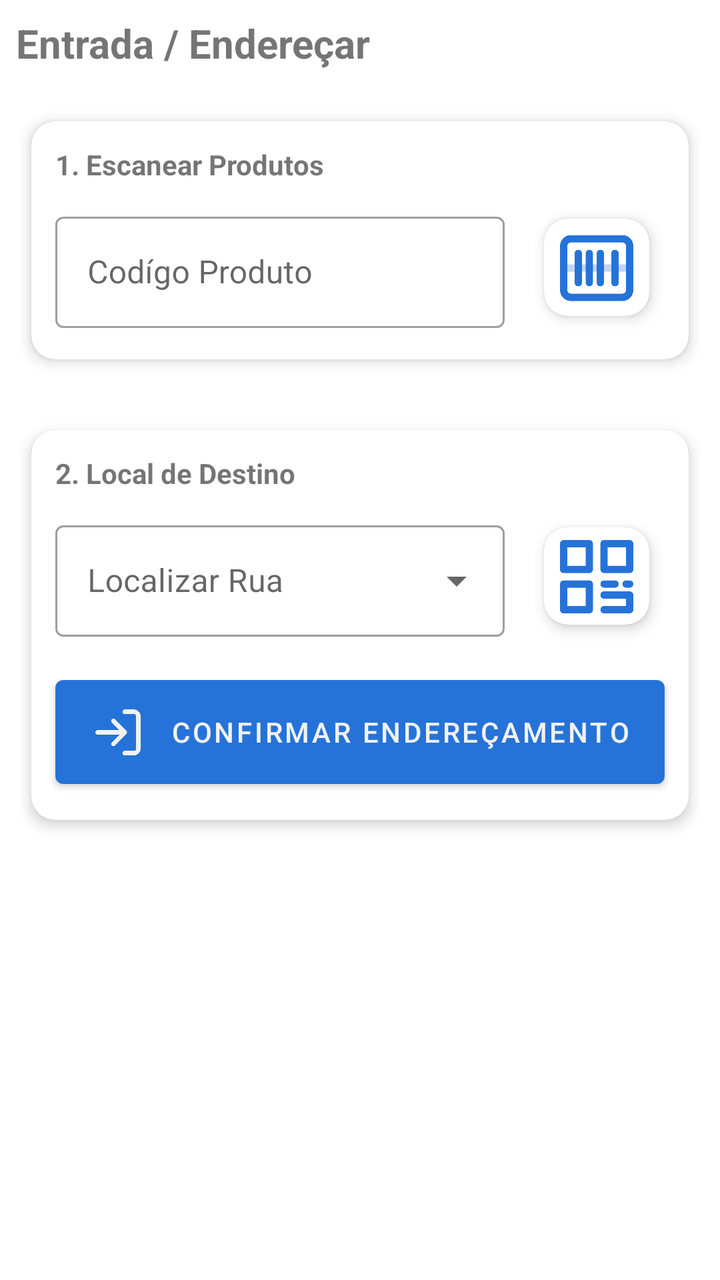
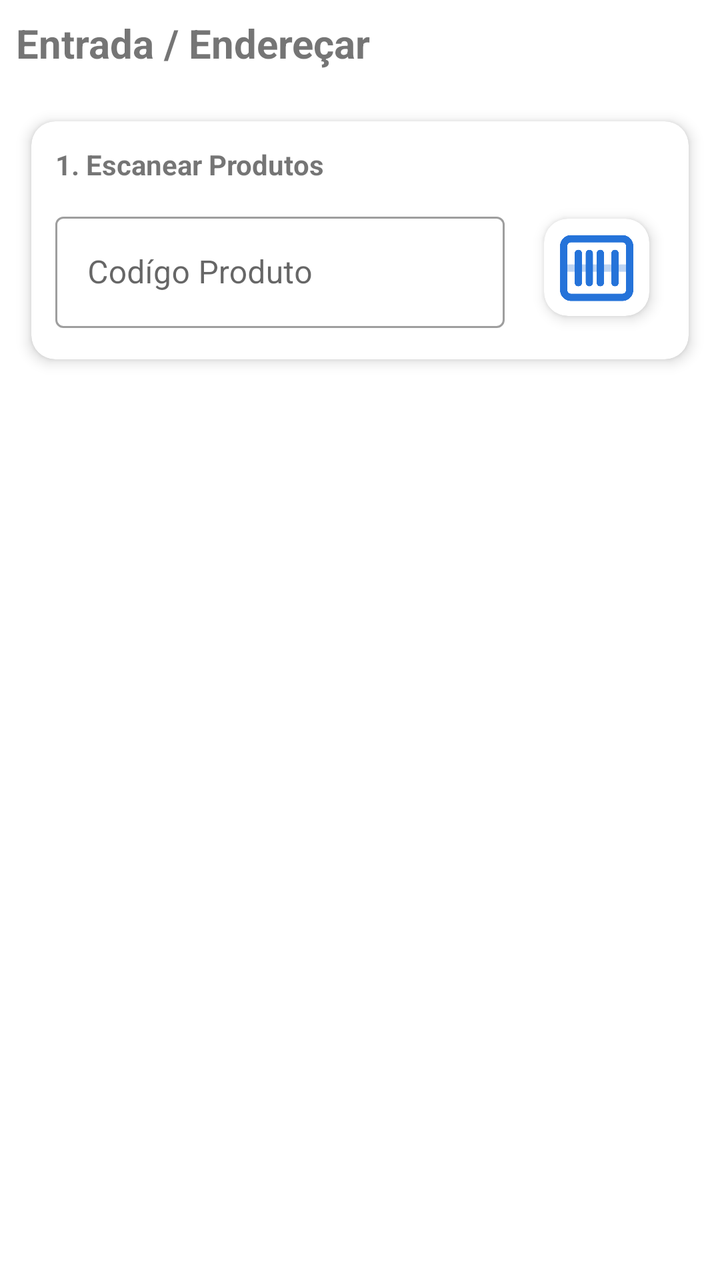

An Android layout rendered at two revisions. The XML below is the earlier revision; the diff shows what the commit changed to produce the second picture.
<!-- AndroidManifest.xml: application theme Theme.ColetorPlus -->
<!-- res/layout/fragment_entrada.xml -->
<?xml version="1.0" encoding="utf-8"?>
<androidx.core.widget.NestedScrollView xmlns:android="http://schemas.android.com/apk/res/android"
    xmlns:app="http://schemas.android.com/apk/res-auto"
    android:layout_width="match_parent"
    android:layout_height="match_parent"
    android:fillViewport="true"
    android:clipChildren="false"
    android:clipToPadding="false">

    <LinearLayout
        android:layout_width="match_parent"
        android:layout_height="wrap_content"
        android:orientation="vertical"
        android:clipChildren="false"
        android:clipToPadding="false"
        android:padding="8dp">

        <TextView
            android:layout_width="wrap_content"
            android:layout_height="wrap_content"
            android:text="Entrada / Endereçar"
            android:textSize="20sp"
            android:textStyle="bold"
            android:layout_marginBottom="16dp" />

        
        <com.google.android.material.card.MaterialCardView
            android:layout_width="match_parent"
            android:layout_height="wrap_content"
            android:layout_marginBottom="8dp"
            app:cardCornerRadius="12dp"
            app:cardElevation="4dp"
            app:cardUseCompatPadding="true">

            <LinearLayout
                android:layout_width="match_parent"
                android:layout_height="wrap_content"
                android:orientation="vertical"
                android:padding="12dp"
                android:clipChildren="false"
                android:clipToPadding="false">

                <TextView
                    android:layout_width="wrap_content"
                    android:layout_height="wrap_content"
                    android:text="1. Escanear Produtos"
                    android:textStyle="bold"
                    android:layout_marginBottom="8dp" />

                <LinearLayout
                    android:layout_width="match_parent"
                    android:layout_height="wrap_content"
                    android:orientation="horizontal"
                    android:gravity="center_vertical"
                    android:clipChildren="false"
                    android:clipToPadding="false">

                    <com.google.android.material.textfield.TextInputLayout
                        android:id="@+id/tilCodigoProdutoEntrada"
                        style="@style/Widget.MaterialComponents.TextInputLayout.OutlinedBox"
                        android:layout_width="0dp"
                        android:layout_height="wrap_content"
                        android:layout_weight="1"
                        android:hint="Codígo Produto">

                        <com.google.android.material.textfield.TextInputEditText
                            android:id="@+id/etCodigoProdutoEntrada"
                            android:layout_width="match_parent"
                            android:layout_height="wrap_content"
                            android:imeOptions="actionDone"
                            android:inputType="text" />
                    </com.google.android.material.textfield.TextInputLayout>

                    <com.google.android.material.card.MaterialCardView
                        android:id="@+id/cardScannerProdutoEntrada"
                        android:layout_width="68dp"
                        android:layout_height="68dp"
                        android:layout_marginStart="12dp"
                        app:cardCornerRadius="12dp"
                        app:cardElevation="4dp"
                        app:cardUseCompatPadding="true">

                        <ImageButton
                            android:id="@+id/btnScannerProdutoEntrada"
                            android:layout_width="match_parent"
                            android:layout_height="match_parent"
                            android:padding="2dp"
                            android:scaleType="fitCenter"
                            android:src="@drawable/leitor"
                            app:tint="?attr/colorPrimary"
                            android:background="?attr/selectableItemBackground"
                            android:contentDescription="Escanear Produto" />
                    </com.google.android.material.card.MaterialCardView>
                </LinearLayout>
            </LinearLayout>
        </com.google.android.material.card.MaterialCardView>

        
        <androidx.recyclerview.widget.RecyclerView
            android:id="@+id/rvEntradaProdutos"
            android:layout_width="match_parent"
            android:layout_height="wrap_content"
            android:nestedScrollingEnabled="false"
            android:layout_marginBottom="8dp" />

        
        <com.google.android.material.card.MaterialCardView
            android:id="@+id/cardEnderecoEntrada"
            android:layout_width="match_parent"
            android:layout_height="wrap_content"
            app:cardCornerRadius="12dp"
            app:cardElevation="4dp"
            app:cardUseCompatPadding="true">

            <LinearLayout
                android:layout_width="match_parent"
                android:layout_height="wrap_content"
                android:orientation="vertical"
                android:padding="12dp"
                android:clipChildren="false"
                android:clipToPadding="false">

                <TextView
                    android:layout_width="wrap_content"
                    android:layout_height="wrap_content"
                    android:text="2. Local de Destino"
                    android:textStyle="bold"
                    android:layout_marginBottom="8dp" />

                <LinearLayout
                    android:layout_width="match_parent"
                    android:layout_height="wrap_content"
                    android:orientation="horizontal"
                    android:gravity="center_vertical"
                    android:clipChildren="false"
                    android:clipToPadding="false"
                    android:layout_marginBottom="12dp">

                    <com.google.android.material.textfield.TextInputLayout
                    android:id="@+id/tilCodigoRua"
                    style="@style/Widget.MaterialComponents.TextInputLayout.OutlinedBox.ExposedDropdownMenu"
                    android:layout_width="0dp"
                    android:layout_height="wrap_content"
                    android:layout_weight="1"
                    android:hint="Localizar Rua">

                    <AutoCompleteTextView
                        android:id="@+id/etCodigoRua"
                        android:layout_width="match_parent"
                        android:layout_height="wrap_content"
                        android:completionThreshold="1"
                        android:imeOptions="actionSearch"
                        android:inputType="text" />
                </com.google.android.material.textfield.TextInputLayout>

                    <com.google.android.material.card.MaterialCardView
                        android:id="@+id/cardScannerRua"
                        android:layout_width="68dp"
                        android:layout_height="68dp"
                        android:layout_marginStart="12dp"
                        app:cardCornerRadius="12dp"
                        app:cardElevation="4dp"
                        app:cardUseCompatPadding="true">

                        <ImageButton
                            android:id="@+id/btnScannerRua"
                            android:layout_width="match_parent"
                            android:layout_height="match_parent"
                            android:padding="2dp"
                            android:scaleType="fitCenter"
                            android:src="@drawable/qrcode"
                            app:tint="?attr/colorPrimary"
                            android:background="?attr/selectableItemBackground"
                            android:contentDescription="Escanear QR Code Rua" />
                    </com.google.android.material.card.MaterialCardView>
                </LinearLayout>

                
                <com.google.android.material.card.MaterialCardView
                    android:id="@+id/cardInfoRuaIdentificada"
                    android:layout_width="match_parent"
                    android:layout_height="wrap_content"
                    android:layout_marginBottom="12dp"
                    android:visibility="gone"
                    app:cardBackgroundColor="#F5F5F5"
                    app:cardCornerRadius="8dp"
                    app:cardElevation="0dp">

                    <LinearLayout
                        android:layout_width="match_parent"
                        android:layout_height="wrap_content"
                        android:orientation="horizontal"
                        android:gravity="center_vertical"
                        android:padding="12dp">

                        <ImageView
                            android:layout_width="24dp"
                            android:layout_height="24dp"
                            android:src="@drawable/qrcode"
                            app:tint="?attr/colorPrimary" />

                        <TextView
                            android:id="@+id/tvRuaIdentificada"
                            android:layout_width="wrap_content"
                            android:layout_height="wrap_content"
                            android:layout_marginStart="8dp"
                            android:text="Rua: Não identificada"
                            android:textStyle="bold"
                            android:textColor="@android:color/black" />
                    </LinearLayout>
                </com.google.android.material.card.MaterialCardView>

                <com.google.android.material.button.MaterialButton
                    android:id="@+id/btnConfirmarEntrada"
                    android:layout_width="match_parent"
                    android:layout_height="64dp"
                    android:text="Confirmar Endereçamento"
                    app:icon="@drawable/entrada"
                    app:iconGravity="textStart"
                    app:iconPadding="12dp"
                    app:iconSize="28dp" />
            </LinearLayout>
        </com.google.android.material.card.MaterialCardView>

    </LinearLayout>
</androidx.core.widget.NestedScrollView>
<!-- resources referenced by this layout -->
<resources>
  <!-- drawable entrada: png bitmap (drawable, 10755 bytes) -->
  <!-- drawable leitor: png bitmap (drawable, 13046 bytes) -->
  <!-- drawable qrcode: png bitmap (drawable, 11988 bytes) -->
  <style name="Theme.ColetorPlus" parent="Theme.MaterialComponents.DayNight.DarkActionBar">
          
          <item name="colorPrimary">@color/purple_500</item>
          <item name="colorPrimaryVariant">@color/purple_700</item>
          <item name="colorOnPrimary">@color/white</item>
          
          <item name="colorSecondary">@color/teal_200</item>
          <item name="colorSecondaryVariant">@color/teal_700</item>
          <item name="colorOnSecondary">@color/black</item>
          
          <item name="android:statusBarColor">?attr/colorPrimaryVariant</item>
          
      </style>
  <color name="purple_500">#2573D9</color>
  <color name="purple_700">#2573D9</color>
  <color name="white">#F2F2F2</color>
  <color name="teal_200">#FF03DAC5</color>
  <color name="teal_700">#FF018786</color>
  <color name="black">#FF000000</color>
</resources>

<!-- the commit's change to res/layout/fragment_entrada.xml (unified diff, before → after) -->
@@ -108,6 +108,7 @@
             android:id="@+id/cardEnderecoEntrada"
             android:layout_width="match_parent"
             android:layout_height="wrap_content"
+            android:visibility="gone"
             app:cardCornerRadius="12dp"
             app:cardElevation="4dp"
             app:cardUseCompatPadding="true">
@@ -182,7 +183,6 @@
                     android:layout_height="wrap_content"
                     android:layout_marginBottom="12dp"
                     android:visibility="gone"
-                    app:cardBackgroundColor="#F5F5F5"
                     app:cardCornerRadius="8dp"
                     app:cardElevation="0dp">
 
@@ -206,7 +206,7 @@
                             android:layout_marginStart="8dp"
                             android:text="Rua: Não identificada"
                             android:textStyle="bold"
-                            android:textColor="@android:color/black" />
+                            android:textColor="?attr/colorOnSurface" />
                     </LinearLayout>
                 </com.google.android.material.card.MaterialCardView>
 
